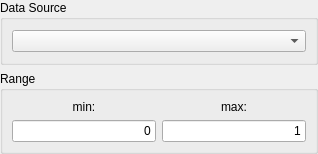
Old version of the form step/configure_controller.ui in the repository KDE/step.
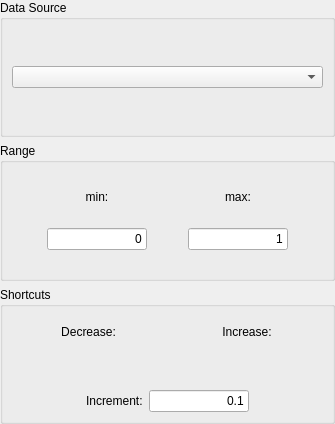
New version of the form. Custom widgets are drawn as their Qt base class.

Commit message: FEATURE: configurable keyboard shortcuts to increase/decrease controller value.

Patch:
```diff
--- a/step/configure_controller.ui
+++ b/step/configure_controller.ui
@@ -5,8 +5,8 @@
    <rect>
     <x>0</x>
     <y>0</y>
-    <width>318</width>
-    <height>154</height>
+    <width>335</width>
+    <height>424</height>
    </rect>
   </property>
   <property name="windowTitle" >
@@ -90,6 +90,12 @@
           <verstretch>0</verstretch>
          </sizepolicy>
         </property>
+        <property name="maximumSize" >
+         <size>
+          <width>100</width>
+          <height>16777215</height>
+         </size>
+        </property>
         <property name="text" >
          <string>0</string>
         </property>
@@ -106,6 +112,12 @@
           <verstretch>0</verstretch>
          </sizepolicy>
         </property>
+        <property name="maximumSize" >
+         <size>
+          <width>100</width>
+          <height>16777215</height>
+         </size>
+        </property>
         <property name="text" >
          <string>1</string>
         </property>
@@ -117,9 +129,102 @@
      </layout>
     </widget>
    </item>
+   <item>
+    <widget class="QGroupBox" name="groupBox_3" >
+     <property name="title" >
+      <string>Shortcuts</string>
+     </property>
+     <layout class="QGridLayout" >
+      <item row="0" column="0" >
+       <widget class="QLabel" name="label" >
+        <property name="text" >
+         <string>Decrease:</string>
+        </property>
+        <property name="alignment" >
+         <set>Qt::AlignCenter</set>
+        </property>
+       </widget>
+      </item>
+      <item row="0" column="1" >
+       <widget class="QLabel" name="label_2" >
+        <property name="text" >
+         <string>Increase:</string>
+        </property>
+        <property name="alignment" >
+         <set>Qt::AlignCenter</set>
+        </property>
+       </widget>
+      </item>
+      <item row="1" column="0" >
+       <widget class="KKeySequenceWidget" name="keyDecrease" />
+      </item>
+      <item row="1" column="1" >
+       <widget class="KKeySequenceWidget" name="keyIncrease" />
+      </item>
+      <item row="2" column="0" colspan="2" >
+       <layout class="QHBoxLayout" >
+        <item>
+         <spacer>
+          <property name="orientation" >
+           <enum>Qt::Horizontal</enum>
+          </property>
+          <property name="sizeHint" >
+           <size>
+            <width>40</width>
+            <height>20</height>
+           </size>
+          </property>
+         </spacer>
+        </item>
+        <item>
+         <widget class="QLabel" name="label_3" >
+          <property name="text" >
+           <string>Increment:</string>
+          </property>
+         </widget>
+        </item>
+        <item>
+         <widget class="QLineEdit" name="lineEditIncrement" >
+          <property name="maximumSize" >
+           <size>
+            <width>100</width>
+            <height>16777215</height>
+           </size>
+          </property>
+          <property name="text" >
+           <string>0.1</string>
+          </property>
+          <property name="alignment" >
+           <set>Qt::AlignRight|Qt::AlignTrailing|Qt::AlignVCenter</set>
+          </property>
+         </widget>
+        </item>
+        <item>
+         <spacer>
+          <property name="orientation" >
+           <enum>Qt::Horizontal</enum>
+          </property>
+          <property name="sizeHint" >
+           <size>
+            <width>40</width>
+            <height>20</height>
+           </size>
+          </property>
+         </spacer>
+        </item>
+       </layout>
+      </item>
+     </layout>
+    </widget>
+   </item>
   </layout>
  </widget>
  <customwidgets>
+  <customwidget>
+   <class>KKeySequenceWidget</class>
+   <extends>QWidget</extends>
+   <header>kkeysequencewidget.h</header>
+  </customwidget>
   <customwidget>
    <class>DataSourceWidget</class>
    <extends>QComboBox</extends>
```
The commit also changes 4 other files.
